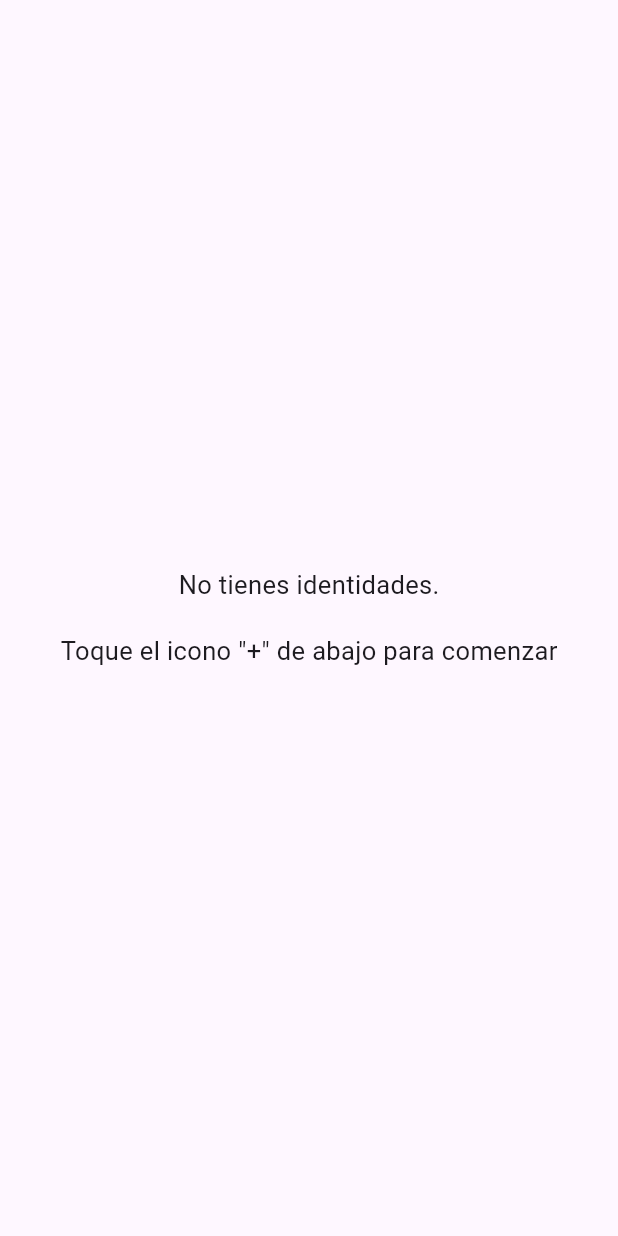
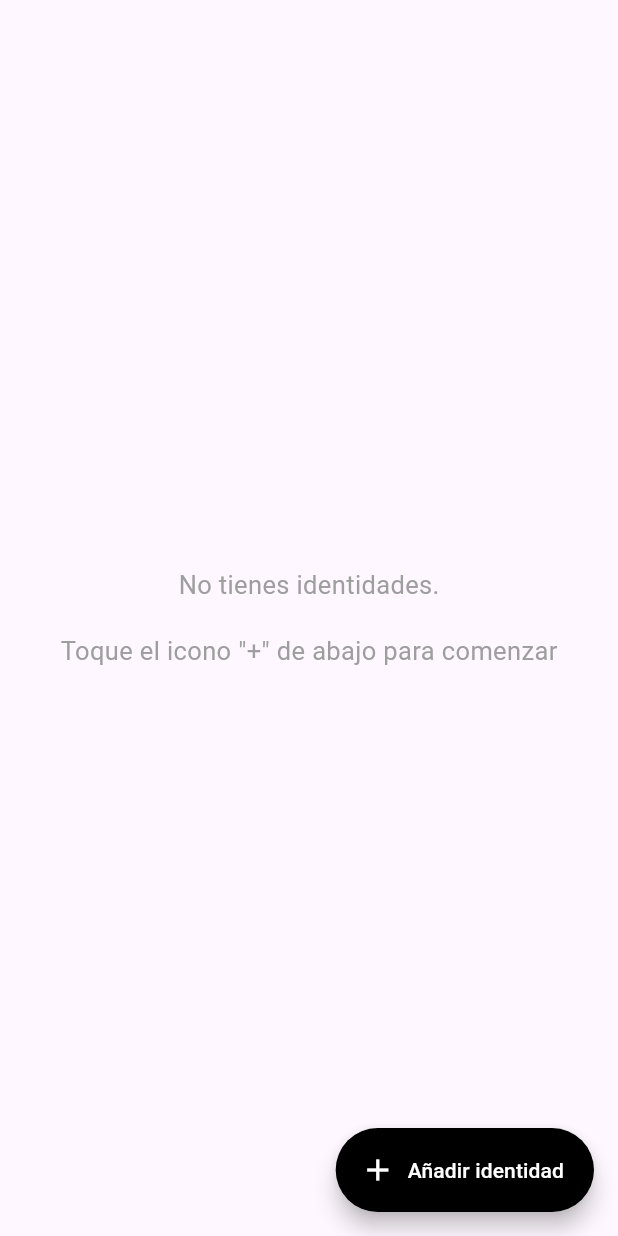
Before and after one commit to MardisIT/identity_mardis, a Flutter app: the IdentitiesScreen screen opened by its route, on a phone screen of 412 x 824 dp. Run offline on Flutter 3.47's test engine with Material 3 defaults, Android fonts, the phone set to English and light mode, and no system bars; drawn by our look-alikes of flutter_speed_dial; our stand-ins replace flutter_secure_storage, get, local_auth, permission_handler, shared_preferences, zoom_tap_animation; missing offline and left inert: qr_code_scanner; accounts and stored records are empty.

Commit message:
Feat: Nueva interfaz añadida, boton flotante añadido. Falta resolver independencia de timer entre identidades

```diff
--- /dev/null
+++ b/lib/core/domain/Models/identities.dart
@@ -0,0 +1,14 @@
+import 'package:get/get.dart';
+
+class Identity {
+  String id;
+  RxBool isChecked;
+  RxDouble progressValue;
+
+  Identity({
+    required this.id,
+    bool isChecked = false,
+    double progressValue = 0.0,
+  })  : isChecked = isChecked.obs,
+        progressValue = progressValue.obs;
+}
--- a/lib/core/presentation/pages/identities/identities_screen.dart
+++ b/lib/core/presentation/pages/identities/identities_screen.dart
@@ -1,7 +1,9 @@
 import 'package:flutter/material.dart';
 import 'package:get/get.dart';
+import 'package:identity_engine/core/domain/Models/identities.dart';
 import 'package:identity_engine/core/presentation/pages/identities/identities_controller.dart';
 import 'package:identity_engine/core/presentation/pages/scanner_qr/scanner_controller.dart';
+import 'package:identity_engine/core/presentation/widget/widgets.dart';
 
 class IdentitiesScreen extends GetWidget<IdentitiesController> {
   const IdentitiesScreen({
@@ -13,61 +15,19 @@ class IdentitiesScreen extends GetWidget<IdentitiesController> {
     final ScannerController scannerController = Get.find();
     return Scaffold(
       backgroundColor: const Color(0xffFEF7FF),
-      body: scannerController.qrResult.value.isNotEmpty
-          ? Container(
-              margin: const EdgeInsets.symmetric(
-                horizontal: 15,
-                vertical: 15,
-              ),
-              height: 70,
-              width: double.infinity,
-              decoration: BoxDecoration(
-                color: const Color(0xffFEF7FF),
-                borderRadius: BorderRadius.circular(50),
-                boxShadow: [
-                  BoxShadow(
-                    color: Colors.grey.withOpacity(0.5),
-                    spreadRadius: 5,
-                    blurRadius: 7,
-                    offset: const Offset(0, 3),
-                  )
-                ],
-                border: Border.all(
-                  color: Colors.red.shade200,
-                  width: 2,
-                ),
-                // color: Colors.green,
-              ),
-              child: Row(
-                mainAxisAlignment: MainAxisAlignment.spaceAround,
-                children: [
+      body:
           Obx(
-                    () => CircularProgressIndicator(
-                      value: controller.progressValue.value,
-                      valueColor: const AlwaysStoppedAnimation(
-                        Colors.red,
-                      ),
-                      backgroundColor: Colors.red.shade100,
-                    ),
-                  ),
-                  Text(
-                    // '123456',
-                    scannerController.qrResult.value,
-                    style: const TextStyle(
-                      fontSize: 25,
-                      fontWeight: FontWeight.bold,
-                      color: Colors.black,
-                    ),
-                  ),
-                  Text(
-                    'Engine',
-                    style: TextStyle(
-                      fontSize: 20,
-                      color: Colors.grey.shade600,
-                    ),
-                  )
-                ],
-              ),
+        () => controller.identities.isNotEmpty
+            ? ListView.builder(
+                itemCount: controller.identities.length,
+                itemBuilder: (context, index) {
+                  return _IdentitiesContainer(
+                    controller: controller,
+                    scannerController: scannerController,
+                    identity: controller.identities[index],
+                    index: index,
+                  );
+                },
               )
             : const Center(
                 child: Column(
@@ -77,6 +37,7 @@ class IdentitiesScreen extends GetWidget<IdentitiesController> {
                       'No tienes identidades.',
                       style: TextStyle(
                         fontSize: 17,
+                        color: Colors.grey,
                       ),
                     ),
                     SizedBox(height: 20),
@@ -84,22 +45,106 @@ class IdentitiesScreen extends GetWidget<IdentitiesController> {
                       'Toque el icono "+" de abajo para comenzar',
                       style: TextStyle(
                         fontSize: 17,
+                        color: Colors.grey,
                       ),
                     ),
                   ],
                 ),
               ),
+      ),
+      floatingActionButton: CustomFAB(controller: controller),
     );
-    // Center(
-    //   child: Text(
-    //     controller.qrResult.value.isNotEmpty
-    //         ? controller.qrResult.value
-    //         : 'No tienes identidades.',
-    //     textAlign: TextAlign.center,
-    //     style: TextStyle(
-    //       fontSize: 18,
-    //     ),
-    //   ),
-    // );
   }
 }
+
+//* ⬇⬇⬇⬇ Widget privado para Contenedor de identidades ⬇⬇⬇⬇
+class _IdentitiesContainer extends StatelessWidget {
+  const _IdentitiesContainer({
+    required this.controller,
+    required this.scannerController,
+    required this.identity,
+    required this.index,
+  });
+
+  final IdentitiesController controller;
+  final ScannerController scannerController;
+  final Identity identity;
+  final int index;
+
+  @override
+  Widget build(BuildContext context) {
+    return Column(
+      children: [
+        const SizedBox(height: 5),
+        Container(
+          height: 100,
+          width: double.infinity,
+          padding: const EdgeInsets.only(left: 15),
+          decoration: BoxDecoration(
+            border: Border(
+              bottom: BorderSide(
+                color: Colors.grey.shade400,
+                width: 1,
+              ),
+            ),
+          ),
+          child: Row(
+            children: [
+              Obx(
+                () => SizedBox(
+                  height: 50,
+                  width: 50,
+                  child: CircularProgressIndicator(
+                    value: identity.progressValue.value,
+                    valueColor: AlwaysStoppedAnimation(
+                      Colors.red.shade100,
+                    ),
+                    backgroundColor: Colors.red,
+                  ),
+                ),
+              ),
+              Padding(
+                padding: const EdgeInsets.only(left: 25),
+                child: Column(
+                  mainAxisAlignment: MainAxisAlignment.center,
+                  crossAxisAlignment: CrossAxisAlignment.start,
+                  children: [
+                    const Text(
+                      'Engine',
+                      style: TextStyle(
+                        fontSize: 17,
+                        color: Colors.black,
+                      ),
+                    ),
+                    Text(
+                      identity.id,
+                      style: const TextStyle(
+                        fontSize: 42,
+                        fontWeight: FontWeight.w500,
+                        color: Colors.black,
+                      ),
+                    ),
+                  ],
+                ),
+              ),
+              Obx(
+                () => Checkbox(
+                  value: identity.isChecked.value,
+                  onChanged: (value) {
+                    controller.toggleCheckbox(identity);
+                  },
+                ),
+              ),
+              IconButton(
+                icon: const Icon(Icons.delete, color: Colors.red),
+                onPressed: () {
+                  controller.removeIdentity(index);
+                },
+              ),
+            ],
+          ),
+        ),
+      ],
+    );
+  }
+}
--- /dev/null
+++ b/lib/core/presentation/pages/identities/widgets/custom_fab.dart
@@ -0,0 +1,49 @@
+import 'package:flutter/material.dart';
+import 'package:flutter_speed_dial/flutter_speed_dial.dart';
+import 'package:identity_engine/core/presentation/pages/identities/identities_controller.dart';
+
+class CustomFAB extends StatelessWidget {
+  const CustomFAB({
+    super.key,
+    required this.controller,
+  });
+
+  final IdentitiesController controller;
+
+  @override
+  Widget build(BuildContext context) {
+    return SpeedDial(
+      iconTheme: const IconThemeData(color: Colors.white),
+      icon: Icons.add,
+      activeIcon: Icons.close,
+      label: const Text(
+        'Añadir identidad',
+        style: TextStyle(
+          color: Colors.white,
+        ),
+      ),
+      spaceBetweenChildren: 20,
+      backgroundColor: Colors.black,
+      children: [
+        SpeedDialChild(
+          child: const Icon(Icons.qr_code_scanner_rounded),
+          label: 'Código QR',
+          backgroundColor: Colors.green,
+          foregroundColor: Colors.white,
+          shape: const CircleBorder(),
+          onTap: () => controller.homeController.goToTab(1),
+        ),
+        SpeedDialChild(
+          child: const Icon(Icons.delete),
+          label: 'Eliminar',
+          backgroundColor: Colors.red,
+          foregroundColor: Colors.white,
+          shape: const CircleBorder(),
+          onTap: () {
+            print('Eliminar');
+          },
+        ),
+      ],
+    );
+  }
+}
--- a/lib/core/presentation/pages/scanner_qr/scanner_screen.dart
+++ b/lib/core/presentation/pages/scanner_qr/scanner_screen.dart
@@ -6,9 +6,6 @@ import 'scanner_controller.dart';
 class ScannerScreen extends GetWidget<ScannerController> {
   const ScannerScreen({super.key});
 
-  // final HomeController homeController = Get.find();
-
-  // @override
   @override
   Widget build(BuildContext context) {
     return Scaffold(
--- /dev/null
+++ b/lib/core/presentation/widget/widgets.dart
@@ -0,0 +1 @@
+export 'package:identity_engine/core/presentation/pages/identities/widgets/custom_fab.dart';
--- a/pubspec.yaml
+++ b/pubspec.yaml
@@ -29,15 +29,16 @@ environment:
 # versions available, run `flutter pub outdated`.
 dependencies:
   cupertino_icons: ^1.0.6
-  floating_menu_panel: ^0.0.2
   flutter:
     sdk: flutter
   flutter_secure_storage: ^9.2.2
+  flutter_speed_dial: ^7.0.0
   get: ^4.6.6
   http: ^1.2.1
   local_auth: ^2.2.0
   permission_handler: ^11.3.1
   qr_code_scanner: ^1.0.1
+  shared_preferences: ^2.2.3
   zoom_tap_animation: ^1.1.0
 
 dev_dependencies:
```
Also changed, not shown: lib/core/presentation/pages/identities/identities_controller.dart (+51 -15 lines), lib/core/presentation/pages/scanner_qr/scanner_controller.dart (+14 -1 lines), pubspec.lock, 1 other file. Lines whose indentation alone changed are shown as unchanged.
